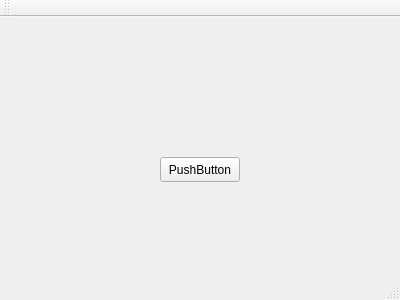
Old version of the form mainwindow.ui in the repository k61n/MySpinnaker.
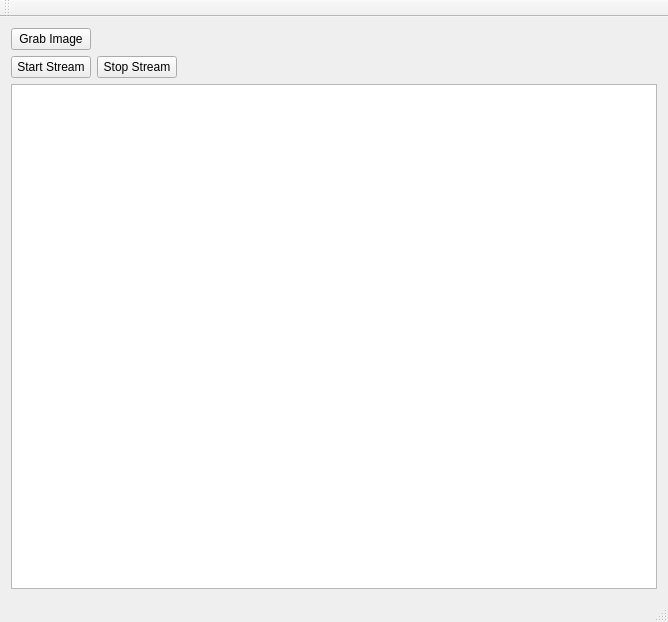
New version of the form.

What changed in the file:
```diff
--- a/mainwindow.ui
+++ b/mainwindow.ui
@@ -6,27 +6,53 @@
    <rect>
     <x>0</x>
     <y>0</y>
-    <width>400</width>
-    <height>300</height>
+    <width>668</width>
+    <height>622</height>
    </rect>
   </property>
   <property name="windowTitle">
    <string>MainWindow</string>
   </property>
   <widget class="QWidget" name="centralWidget">
-   <widget class="QPushButton" name="pushButton">
-    <property name="geometry">
-     <rect>
-      <x>160</x>
-      <y>140</y>
-      <width>80</width>
-      <height>25</height>
-     </rect>
-    </property>
-    <property name="text">
-     <string>PushButton</string>
-    </property>
-   </widget>
+   <layout class="QGridLayout" name="gridLayout">
+    <item row="1" column="2">
+     <spacer name="horizontalSpacer">
+      <property name="orientation">
+       <enum>Qt::Horizontal</enum>
+      </property>
+      <property name="sizeHint" stdset="0">
+       <size>
+        <width>40</width>
+        <height>20</height>
+       </size>
+      </property>
+     </spacer>
+    </item>
+    <item row="0" column="0">
+     <widget class="QPushButton" name="pushButton">
+      <property name="text">
+       <string>Grab Image</string>
+      </property>
+     </widget>
+    </item>
+    <item row="2" column="0" colspan="3">
+     <widget class="QGraphicsView" name="graphicsView"/>
+    </item>
+    <item row="1" column="0">
+     <widget class="QPushButton" name="pushButton_2">
+      <property name="text">
+       <string>Start Stream</string>
+      </property>
+     </widget>
+    </item>
+    <item row="1" column="1">
+     <widget class="QPushButton" name="pushButton_3">
+      <property name="text">
+       <string>Stop Stream</string>
+      </property>
+     </widget>
+    </item>
+   </layout>
   </widget>
   <widget class="QMenuBar" name="menuBar">
    <property name="geometry">
```
Left out of the diff: 2 changed lines with no effect on the pictures.
